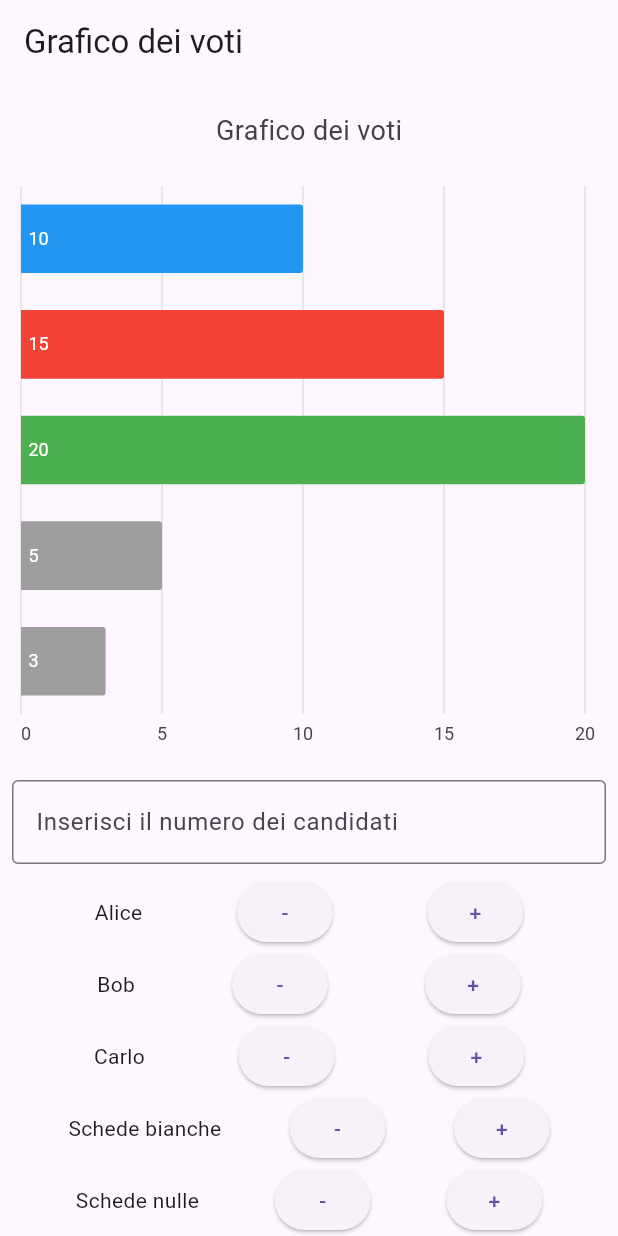
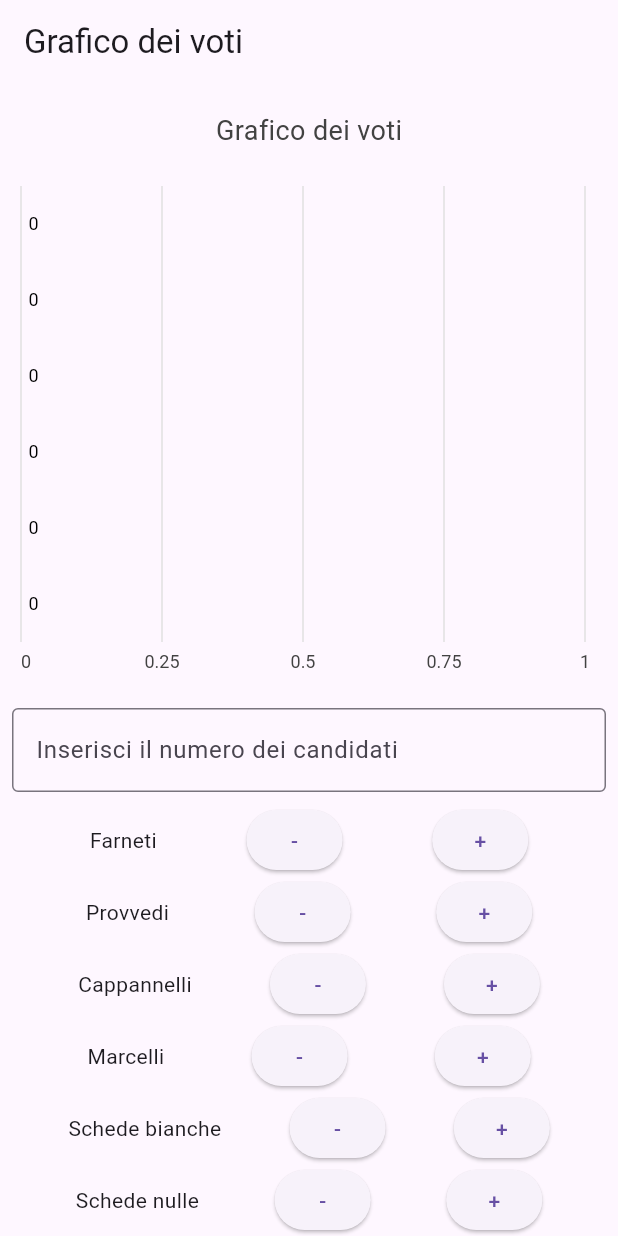
Before and after one commit to vantaggi/voto_tracker, a Flutter app: the screen it shows after launch, on a phone screen of 412 x 824 dp. Run offline on Flutter 3.47's test engine with Material 3 defaults, Android fonts, the phone set to English and light mode, and no system bars; our stand-ins replace charts_flutter; missing offline and left inert: random_color.

Commit message:
meglio così senno porta fica

```diff
--- a/lib/main.dart
+++ b/lib/main.dart
@@ -24,25 +24,29 @@ class _VotiPageState extends State<VotiPage> {
   // La lista dei dati del grafico
   List<VotoData> dati = [
     VotoData(
-        nome: "Alice",
-        voti: 10,
+        nome: "Farneti",
+        voti: 0,
         barColor: charts.ColorUtil.fromDartColor(Colors.blue)),
     VotoData(
-        nome: "Bob",
-        voti: 15,
+        nome: "Provvedi",
+        voti: 0,
         barColor: charts.ColorUtil.fromDartColor(Colors.red)),
     VotoData(
-        nome: "Carlo",
-        voti: 20,
+        nome: "Cappannelli",
+        voti: 0,
         barColor: charts.ColorUtil.fromDartColor(Colors.green)),
     VotoData(
+        nome: "Marcelli",
+        voti: 0,
+        barColor: charts.ColorUtil.fromDartColor(Colors.amber)),
+    VotoData(
         nome: "Schede bianche",
-        voti: 5,
+        voti: 0,
         barColor: charts.ColorUtil.fromDartColor(Colors.grey)),
     // L'elemento per le schede bianche
     VotoData(
         nome: "Schede nulle",
-        voti: 3,
+        voti: 0,
         barColor: charts.ColorUtil.fromDartColor(Colors.grey)),
     // L'elemento per le schede nulle
   ];
@@ -169,11 +173,11 @@ class _VotiPageState extends State<VotiPage> {
             // Aggiunge le schede bianche e nulle alla lista dei dati
             dati.add(VotoData(
                 nome: "Schede bianche",
-                voti: 5,
+                voti: 0,
                 barColor: charts.ColorUtil.fromDartColor(Colors.grey)));
             dati.add(VotoData(
                 nome: "Schede nulle",
-                voti: 3,
+                voti: 0,
                 barColor: charts.ColorUtil.fromDartColor(Colors.grey)));
             // Ordina la lista dei dati in base al numero dei voti
             dati.sort((a, b) => b.voti.compareTo(a.voti));
```
